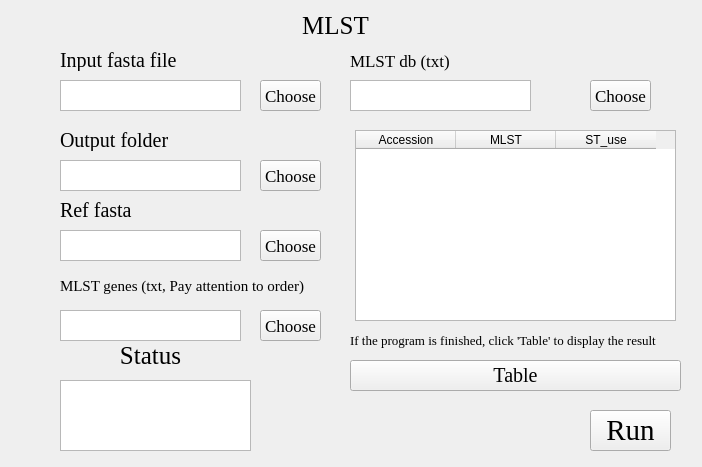
Above: MLST.ui from hzaurzli/MicroWorldOmics before the change. Below: the same form after it.
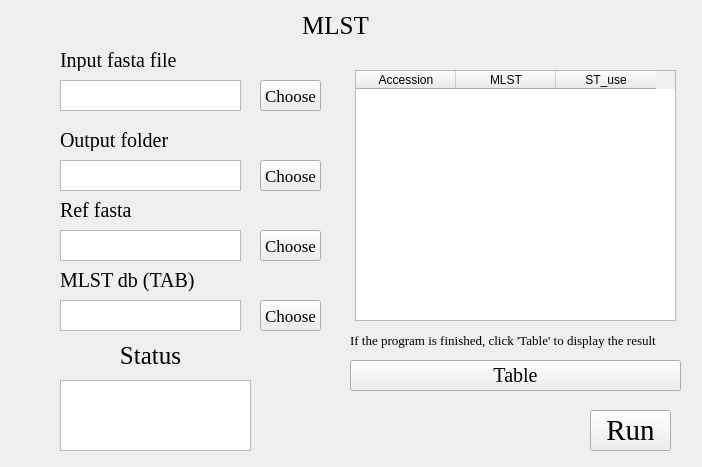
That is the form after the change. Icons and pictures are not drawn.

The edit to the form file:
```diff
--- a/MLST.ui
+++ b/MLST.ui
@@ -248,9 +248,9 @@
    <property name="geometry">
     <rect>
      <x>355</x>
-     <y>130</y>
+     <y>70</y>
      <width>321</width>
-     <height>191</height>
+     <height>251</height>
     </rect>
    </property>
    <property name="styleSheet">
@@ -313,33 +313,11 @@
     <string>Choose</string>
    </property>
   </widget>
-  <widget class="QLabel" name="label_7">
-   <property name="geometry">
-    <rect>
-     <x>60</x>
-     <y>270</y>
-     <width>251</width>
-     <height>31</height>
-    </rect>
-   </property>
-   <property name="font">
-    <font>
-     <family>Times New Roman</family>
-     <pointsize>11</pointsize>
-    </font>
-   </property>
-   <property name="text">
-    <string>MLST genes (txt, Pay attention to order)</string>
-   </property>
-   <property name="alignment">
-    <set>Qt::AlignLeading|Qt::AlignLeft|Qt::AlignVCenter</set>
-   </property>
-  </widget>
   <widget class="QPushButton" name="pushButton_6">
    <property name="geometry">
     <rect>
      <x>260</x>
-     <y>310</y>
+     <y>300</y>
      <width>61</width>
      <height>31</height>
     </rect>
@@ -357,8 +335,8 @@
   <widget class="QLabel" name="label_8">
    <property name="geometry">
     <rect>
-     <x>350</x>
-     <y>50</y>
+     <x>60</x>
+     <y>270</y>
      <width>141</width>
      <height>21</height>
     </rect>
@@ -366,35 +344,16 @@
    <property name="font">
     <font>
      <family>Times New Roman</family>
-     <pointsize>13</pointsize>
+     <pointsize>15</pointsize>
     </font>
    </property>
    <property name="text">
-    <string>MLST db (txt)</string>
+    <string>MLST db (TAB)</string>
    </property>
    <property name="alignment">
     <set>Qt::AlignLeading|Qt::AlignLeft|Qt::AlignVCenter</set>
    </property>
   </widget>
-  <widget class="QPushButton" name="pushButton_7">
-   <property name="geometry">
-    <rect>
-     <x>590</x>
-     <y>80</y>
-     <width>61</width>
-     <height>31</height>
-    </rect>
-   </property>
-   <property name="font">
-    <font>
-     <family>Times New Roman</family>
-     <pointsize>13</pointsize>
-    </font>
-   </property>
-   <property name="text">
-    <string>Choose</string>
-   </property>
-  </widget>
   <widget class="QTextBrowser" name="textBrowser_4">
    <property name="geometry">
     <rect>
@@ -412,20 +371,7 @@
    <property name="geometry">
     <rect>
      <x>60</x>
-     <y>310</y>
-     <width>181</width>
-     <height>31</height>
-    </rect>
-   </property>
-   <property name="styleSheet">
-    <string notr="true">background-image: url(D:/Documents/Desktop/white.png)</string>
-   </property>
-  </widget>
-  <widget class="QTextBrowser" name="textBrowser_6">
-   <property name="geometry">
-    <rect>
-     <x>350</x>
-     <y>80</y>
+     <y>300</y>
      <width>181</width>
      <height>31</height>
     </rect>
```
